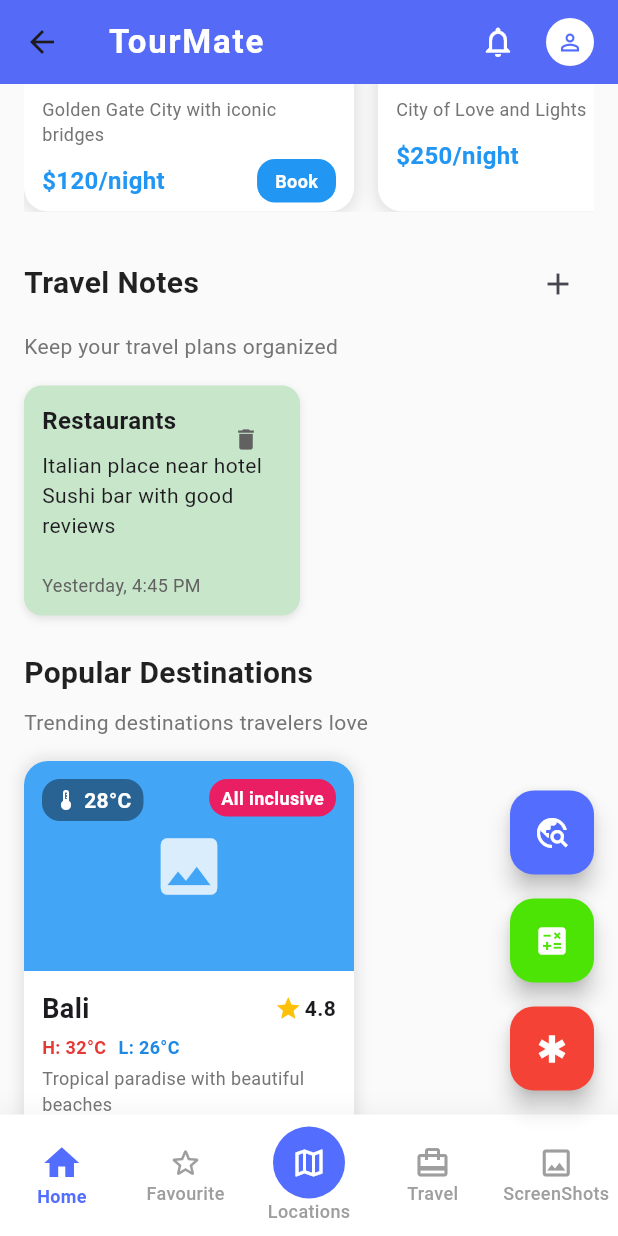
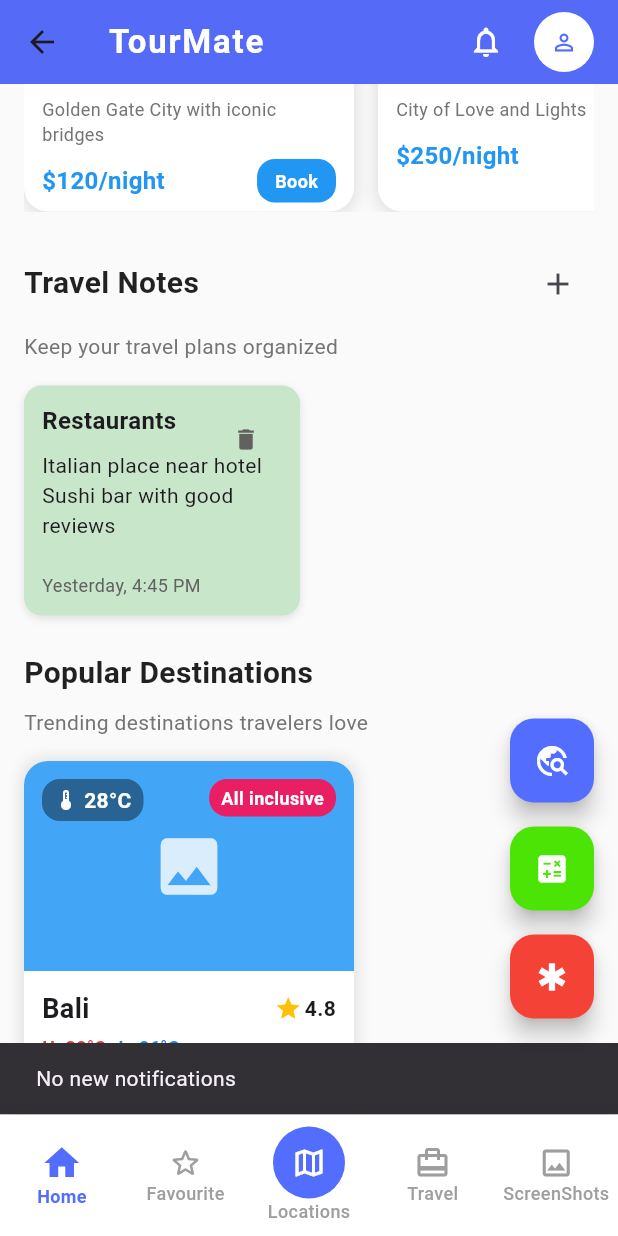
Before and after one commit to yohanmanohara/tourmate, a Flutter app: the MainLayout screen opened by its route, scrolled down 576 dp, after a tap on the "delete" icon, after a tap on the "notifications none" icon, on a phone screen of 412 x 824 dp. Run offline on Flutter 3.47's test engine with Material 3 defaults, Android fonts, the phone set to English and light mode, and no system bars; our stand-ins replace cloud_firestore, dio, dots_indicator, firebase_auth, firebase_core, firebase_storage and 12 more; missing offline and left inert: mailer; accounts and stored records are empty; network calls fail.

```diff
--- a/lib/services/auth_services.dart
+++ b/lib/services/auth_services.dart
@@ -440,7 +440,7 @@
     }
   }
 
-  // Store user session data
+
   Future<void> storeUserSession(User user, String role) async {
     try {
       String idToken = await user.getIdToken() ?? '';
--- a/lib/widgets/appbar.dart
+++ b/lib/widgets/appbar.dart
@@ -1,35 +1,87 @@
 import 'package:flutter/material.dart';
-import '../screen/PreferenceScreen.dart';
+import 'package:firebase_auth/firebase_auth.dart';
+import 'package:cloud_firestore/cloud_firestore.dart';
 import '../services/auth_services.dart';
 import '../screen/settings_page.dart';
 import '../screen/profile_page.dart';
-
-class BeautifulAppBar extends StatelessWidget implements PreferredSizeWidget {
+import 'dart:async';
+class BeautifulAppBar extends StatefulWidget implements PreferredSizeWidget {
   final int currentIndex;
   final List<String> titles;
+  final VoidCallback? onNotificationPressed;
 
   const BeautifulAppBar({
     super.key,
     required this.currentIndex,
     required this.titles,
+    this.onNotificationPressed,
   });
 
-  void _onMenuItemSelected(String value, BuildContext context) {
-    if (value == 'settings') {
-      // Navigate to settings page
+  @override
+  State<BeautifulAppBar> createState() => _BeautifulAppBarState();
+
+  @override
+  Size get preferredSize => const Size.fromHeight(kToolbarHeight);
+}
+
+class _BeautifulAppBarState extends State<BeautifulAppBar> {
+  String? profileImageUrl;
+  String?username;
+  bool isLoading = true;
+    Timer? _timer; // A
+
+  @override
+  void initState() {
+    super.initState();
+    _loadUserData();
+    _timer = Timer.periodic(const Duration(minutes: 3), (timer) {
+      _loadUserData();
+    });
+  }
+
+  Future<void> _loadUserData() async {
+    try {
+      final User? currentUser = FirebaseAuth.instance.currentUser;
+      if (currentUser != null) {
+        final DocumentSnapshot userDoc = await FirebaseFirestore.instance
+            .collection('users')
+            .doc(currentUser.uid)
+            .get();
+
+        if (userDoc.exists) {
+          final userData = userDoc.data() as Map<String, dynamic>;
+          setState(() {
+            profileImageUrl = userData['photoUrl'] ?? userData['profileImageUrl'];
+            username=userData['name'];
+            isLoading = false;
+          });
+        }
+      }
+    } catch (e) {
+      setState(() {
+        isLoading = false;
+      });
+      debugPrint('Error loading user data: $e');
+    }
+  }
+
+  void _onMenuItemSelected(String value) {
+    switch (value) {
+      case 'profile':
         Navigator.push(
           context,
-        MaterialPageRoute(builder: (context) => SettingsPage()),
+          MaterialPageRoute(builder: (context) => const ProfilePage()),
         );
-    } else if (value == 'logout') {
-      // Implement logout functionality
-      AuthService().signOut(context);
-    } else if (value == 'profile') {
-      // Navigate to profile page
+        break;
+      case 'settings':
         Navigator.push(
           context,
-        MaterialPageRoute(builder: (context) => ProfilePage()),
+          MaterialPageRoute(builder: (context) => const SettingsPage()),
         );
+        break;
+      case 'logout':
+        AuthService().signOut(context);
+        break;
     }
   }
 
@@ -37,8 +89,8 @@
   Widget build(BuildContext context) {
     return AppBar(
       title: Text(
-        titles[currentIndex],
-        style: TextStyle(
+        widget.titles[widget.currentIndex],
+        style: const TextStyle(
           fontSize: 22,
           fontWeight: FontWeight.w600,
           letterSpacing: 1.2,
@@ -48,29 +100,67 @@
       backgroundColor: Colors.indigoAccent,
 
       actions: [
-        // Add notification icon
         IconButton(
-          icon: Icon(Icons.notifications_none, color: Colors.white),
-          onPressed: () {
-            // Show notifications
+          icon: const Icon(Icons.notifications_none, color: Colors.white),
+          onPressed: widget.onNotificationPressed ?? () {
+            ScaffoldMessenger.of(context).showSnackBar(
+              const SnackBar(content: Text('No new notifications')),
+            );
           },
         ),
+ Text(
+  username ?? 'My Profile',
+  style: const TextStyle(
+    color: Colors.white,
+    fontWeight: FontWeight.bold,  // Makes text bold
+    fontSize: 15.0,              // Slightly larger size
+  ),
+),
 
-        // Add profile icon or popup menu
+
+        if (isLoading)
+          const Padding(
+            padding: EdgeInsets.all(8.0),
+            child: CircularProgressIndicator(
+              color: Colors.white,
+              strokeWidth: 2,
+            ),
+          )
+        else
+
+
           PopupMenuButton<String>(
             icon: CircleAvatar(
-            backgroundColor: Colors.white,
-            radius: 16,
-            child: Icon(
+    backgroundColor: Colors.white, // Background when no image
+    backgroundImage: profileImageUrl != null
+        ? NetworkImage(profileImageUrl!)
+        : null,
+    onBackgroundImageError: (exception, stackTrace) {
+      setState(() {
+        profileImageUrl = null;
+      });
+    },
+    child: profileImageUrl == null
+        ? const Icon(
             Icons.person_outline,
             color: Colors.indigoAccent,
             size: 18,
+          )
+        : ColorFiltered(
+            colorFilter: const ColorFilter.mode(
+              Colors.white,
+              BlendMode.srcATop,
+            ),
+            child: Container(), // Empty container as the image is already set as background
           ),
   ),
-          onSelected: (value) => _onMenuItemSelected(value, context),
+
+
+
+            onSelected: _onMenuItemSelected,
             itemBuilder: (context) => [
 
-            PopupMenuItem(
+              const PopupMenuItem(
                 value: 'settings',
                 child: Row(
                   children: [
@@ -80,7 +170,7 @@
                   ],
                 ),
               ),
-            PopupMenuItem(
+              const PopupMenuItem(
                 value: 'logout',
                 child: Row(
                   children: [
@@ -92,11 +182,8 @@
               ),
             ],
           ),
-        SizedBox(width: 8),
+        const SizedBox(width: 8),
       ],
     );
   }
-
-  @override
-  Size get preferredSize => const Size.fromHeight(kToolbarHeight);
 }
```
Also changed, not shown: assets/icons/logo.png. Lines whose indentation alone changed are shown as unchanged.
